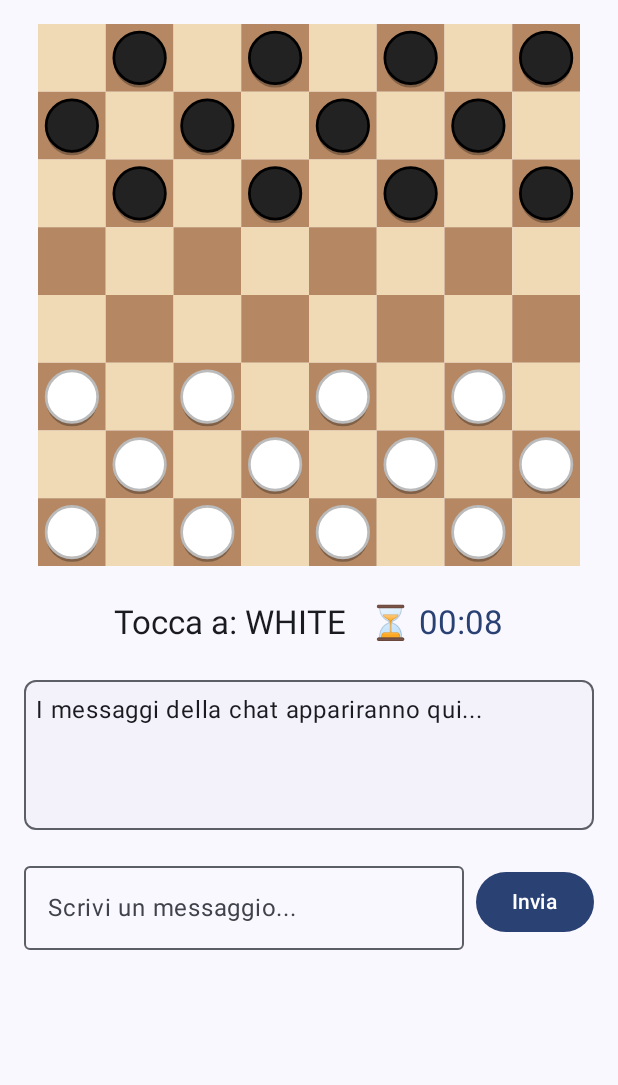
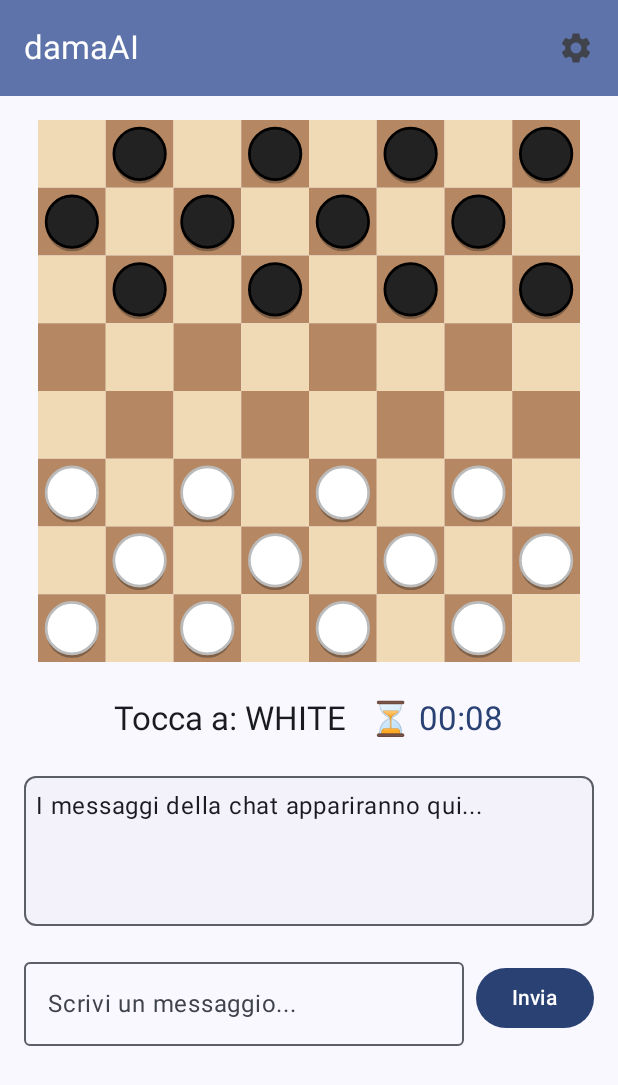
Before and after one commit to MicheleLopsDev/damaAI, an Android app built with Jetpack Compose: the screen it shows after launch (MainActivity), on a phone screen of 412 x 824 dp. Shown: the top 1085 px of the screen. Run offline under Robolectric (Android 15) with nearby library versions, the phone set to English and light mode, and no system bars.

```diff
--- a/app/build.gradle.kts
+++ b/app/build.gradle.kts
@@ -49,6 +49,8 @@ dependencies {
     implementation(libs.androidx.ui.graphics)
     implementation(libs.androidx.ui.tooling.preview)
     implementation(libs.androidx.material3)
+    implementation(libs.androidx.navigation.compose)
+    implementation(libs.androidx.datastore.preferences)
     testImplementation(libs.junit)
     androidTestImplementation(libs.androidx.junit)
     androidTestImplementation(libs.androidx.espresso.core)
--- a/app/src/main/java/io/github/luposolitario/damaai/MainActivity.kt
+++ b/app/src/main/java/io/github/luposolitario/damaai/MainActivity.kt
@@ -6,6 +6,7 @@ import androidx.activity.compose.setContent
 import androidx.compose.foundation.Canvas
 import androidx.compose.foundation.background
 import androidx.compose.foundation.border
+import androidx.compose.foundation.gestures.detectTapGestures
 import androidx.compose.foundation.layout.*
 import androidx.compose.foundation.shape.RoundedCornerShape
 import androidx.compose.material3.*
@@ -16,14 +17,22 @@ import androidx.compose.ui.geometry.Offset
 import androidx.compose.ui.geometry.Size
 import androidx.compose.ui.graphics.Color
 import androidx.compose.ui.graphics.drawscope.Stroke
+import androidx.compose.ui.input.pointer.pointerInput
 import androidx.compose.ui.tooling.preview.Preview
 import androidx.compose.ui.unit.dp
-import androidx.compose.foundation.gestures.detectTapGestures
-import androidx.compose.ui.input.pointer.pointerInput
+import androidx.navigation.NavController // <-- NUOVO IMPORT
+import androidx.navigation.compose.NavHost // <-- NUOVO IMPORT
+import androidx.navigation.compose.composable // <-- NUOVO IMPORT
+import androidx.navigation.compose.rememberNavController // <-- NUOVO IMPORT
 import io.github.luposolitario.damaai.data.GameState
 import io.github.luposolitario.damaai.data.Piece
 import io.github.luposolitario.damaai.data.PlayerColor
 import io.github.luposolitario.damaai.ui.theme.DamaAITheme
+import io.github.luposolitario.damaai.utils.formatTime
+import io.github.luposolitario.damaai.utils.isValidMove
+import androidx.compose.material.icons.Icons
+import androidx.compose.material.icons.filled.Settings
+import androidx.compose.material.icons.filled.ArrowBack
 import kotlinx.coroutines.delay
 
 
@@ -32,7 +41,8 @@ class MainActivity : ComponentActivity() {
         super.onCreate(savedInstanceState)
         setContent {
             DamaAITheme {
-                DamaAIScreen()
+                // --- NUOVO: Chiamiamo il nostro gestore di navigazione ---
+                AppNavigation()
             }
         }
     }
@@ -52,10 +62,13 @@ val initialPieces: List<Piece> = listOf(
 // --- FINE PARTE NUOVA ---
 
 
-// Sostituisci la vecchia DamaAIScreen con questa
+/**
+ * RINOMINATA: DamaAIScreen -> GameScreen per maggiore chiarezza.
+ * Ora accetta un NavController per poter navigare verso altre schermate.
+ */
 @OptIn(ExperimentalMaterial3Api::class)
 @Composable
-fun DamaAIScreen() {
+fun GameScreen(navController: NavController) { // <-- NUOVO PARAMETRO
     var gameState by remember {
         mutableStateOf(GameState(pieces = initialPieces))
     }
@@ -73,7 +86,25 @@ fun DamaAIScreen() {
         }
     }
     Scaffold(
-        topBar = { /* ... (invariato) ... */ }
+        topBar = {
+            TopAppBar(
+                title = { Text("damaAI") },
+                // --- NUOVO: Aggiungiamo un pulsante per andare alle impostazioni ---
+                actions = {
+                    IconButton(onClick = {
+                        // Usiamo il navController per navigare alla schermata delle impostazioni
+                        navController.navigate("settings_screen")
+                    }) {
+                        Icon(imageVector = Icons.Default.Settings, contentDescription = "Impostazioni")
+                    }
+                },
+                // --- FINE PARTE NUOVA ---
+                colors = TopAppBarDefaults.topAppBarColors(
+                    containerColor = MaterialTheme.colorScheme.primaryContainer,
+                    titleContentColor = MaterialTheme.colorScheme.onPrimaryContainer
+                )
+            )
+        }
     ) { paddingValues ->
         Column(
             modifier = Modifier
@@ -149,6 +180,36 @@ fun DamaAIScreen() {
                 modifier = Modifier
                     .fillMaxWidth()
             )
+        }
+    }
+}
+
+/**
+ * NUOVA FUNZIONE: Un segnaposto per la nostra futura schermata delle impostazioni
+ */
+@OptIn(ExperimentalMaterial3Api::class)
+@Composable
+fun SettingsScreen(navController: NavController) {
+    Scaffold(
+        topBar = {
+            TopAppBar(
+                title = { Text("Impostazioni") },
+                navigationIcon = {
+                    // Aggiungiamo un'icona per tornare indietro
+                    IconButton(onClick = { navController.popBackStack() }) {
+                        Icon(imageVector = Icons.Default.ArrowBack, contentDescription = "Indietro")
+                    }
+                }
+            )
+        }
+    ) { paddingValues ->
+        Box(
+            modifier = Modifier
+                .fillMaxSize()
+                .padding(paddingValues),
+            contentAlignment = Alignment.Center
+        ) {
+            Text("Qui ci saranno le impostazioni!")
         }
     }
 }
@@ -263,46 +324,33 @@ fun ChatInputArea(modifier: Modifier = Modifier) {
 @Composable
 fun DefaultPreview() {
     DamaAITheme {
-        DamaAIScreen()
+        DamaAITheme {
+            // Per l'anteprima, non possiamo passare un vero navController,
+            // ma possiamo simulare la GameScreen.
+            GameScreen(navController = rememberNavController())
+        }
+        AppNavigation()
     }
 }
 
-// Aggiungi questa nuova funzione in fondo al file
 /**
- * Controlla se una mossa è valida secondo le regole di base.
- * Per ora: solo passo singolo in diagonale in avanti su casella vuota.
+ * NUOVA FUNZIONE: Il cuore della nostra navigazione
  */
-private fun isValidMove(
-    piece: Piece,
-    targetRow: Int,
-    targetCol: Int,
-    allPieces: List<Piece>
-): Boolean {
-    // 1. La casella di destinazione deve essere vuota.
-    // .any ritorna true se almeno un elemento della lista soddisfa la condizione.
-    if (allPieces.any { it.row == targetRow && it.col == targetCol }) {
-        return false // C'è già una pedina in quella casella
-    }
+@Composable
+fun AppNavigation() {
+    // 1. Crea un NavController: è il "cervello" che gestisce lo stack delle schermate.
+    val navController = rememberNavController()
 
-    // 2. Calcoliamo la differenza di righe e colonne.
-    val rowDiff = targetRow - piece.row
-    val colDiff = kotlin.math.abs(targetCol - piece.col) // Usiamo il valore assoluto
-
-    // 3. La mossa deve essere di una sola casella in diagonale.
-    if (colDiff != 1) {
-        return false
-    }
-
-    // 4. La mossa deve essere in avanti.
-    return when (piece.color) {
-        PlayerColor.WHITE -> rowDiff == -1 // Le pedine BIANCHE si muovono "in su" (la riga diminuisce)
-        PlayerColor.BLACK -> rowDiff == 1  // Le pedine NERE si muovono "in giù" (la riga aumenta)
+    // 2. NavHost è il contenitore che mostra la schermata corrente.
+    NavHost(navController = navController, startDestination = "game_screen") {
+        // 3. Definiamo le nostre "rotte" (le schermate)
+        composable(route = "game_screen") {
+            // Quando la rotta è "game_screen", mostra la nostra schermata di gioco.
+            GameScreen(navController = navController)
+        }
+        composable(route = "settings_screen") {
+            // Quando la rotta è "settings_screen", mostra la schermata delle impostazioni.
+            SettingsScreen(navController = navController)
+        }
     }
 }
-
-// Nuova funzione helper per formattare il tempo
-private fun formatTime(seconds: Long): String {
-    val minutes = seconds / 60
-    val remainingSeconds = seconds % 60
-    return "%02d:%02d".format(minutes, remainingSeconds)
-}
--- /dev/null
+++ b/app/src/main/java/io/github/luposolitario/damaai/utils/GameUtils.kt
@@ -0,0 +1,45 @@
+package io.github.luposolitario.damaai.utils
+
+import io.github.luposolitario.damaai.data.Piece
+import io.github.luposolitario.damaai.data.PlayerColor
+import kotlin.math.abs
+
+/**
+ * Controlla se una mossa è valida secondo le regole di base.
+ * Per ora: solo passo singolo in diagonale in avanti su casella vuota.
+ */
+fun isValidMove(
+    piece: Piece,
+    targetRow: Int,
+    targetCol: Int,
+    allPieces: List<Piece>
+): Boolean {
+    // 1. La casella di destinazione deve essere vuota.
+    if (allPieces.any { it.row == targetRow && it.col == targetCol }) {
+        return false // C'è già una pedina in quella casella
+    }
+
+    // 2. Calcoliamo la differenza di righe e colonne.
+    val rowDiff = targetRow - piece.row
+    val colDiff = abs(targetCol - piece.col)
+
+    // 3. La mossa deve essere di una sola casella in diagonale.
+    if (colDiff != 1) {
+        return false
+    }
+
+    // 4. La mossa deve essere in avanti.
+    return when (piece.color) {
+        PlayerColor.WHITE -> rowDiff == -1
+        PlayerColor.BLACK -> rowDiff == 1
+    }
+}
+
+/**
+ * Funzione helper per formattare il tempo in MM:SS.
+ */
+fun formatTime(seconds: Long): String {
+    val minutes = seconds / 60
+    val remainingSeconds = seconds % 60
+    return "%02d:%02d".format(minutes, remainingSeconds)
+}
--- a/gradle/libs.versions.toml
+++ b/gradle/libs.versions.toml
@@ -1,5 +1,6 @@
 [versions]
 agp = "8.10.1"
+datastorePreferences = "1.1.7"
 kotlin = "2.0.21"
 coreKtx = "1.16.0"
 junit = "4.13.2"
@@ -8,9 +9,12 @@ espressoCore = "3.6.1"
 lifecycleRuntimeKtx = "2.9.0"
 activityCompose = "1.10.1"
 composeBom = "2024.09.00"
+navigationCompose = "2.9.0"
 
 [libraries]
 androidx-core-ktx = { group = "androidx.core", name = "core-ktx", version.ref = "coreKtx" }
+androidx-datastore-preferences = { module = "androidx.datastore:datastore-preferences", version.ref = "datastorePreferences" }
+androidx-navigation-compose = { module = "androidx.navigation:navigation-compose", version.ref = "navigationCompose" }
 junit = { group = "junit", name = "junit", version.ref = "junit" }
 androidx-junit = { group = "androidx.test.ext", name = "junit", version.ref = "junitVersion" }
 androidx-espresso-core = { group = "androidx.test.espresso", name = "espresso-core", version.ref = "espressoCore" }
```
Also changed, not shown: app/src/main/java/io/github/luposolitario/damaai/datastore/SettingsManager.kt (added, +39 -0 lines).
